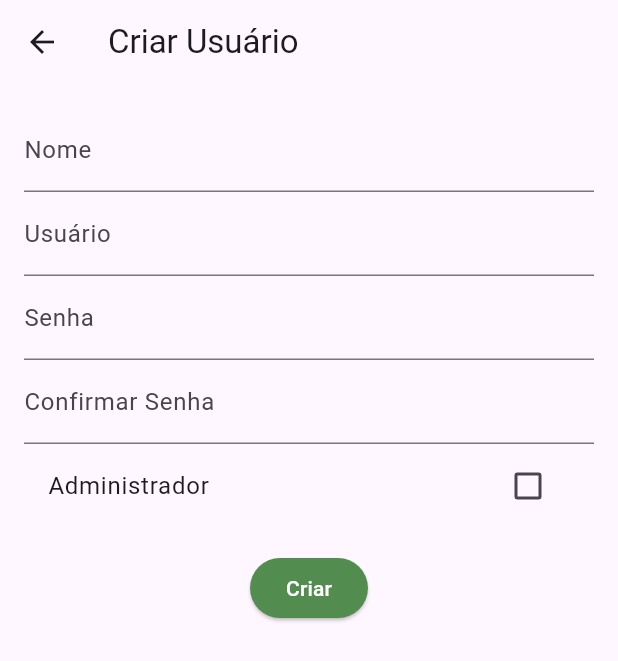
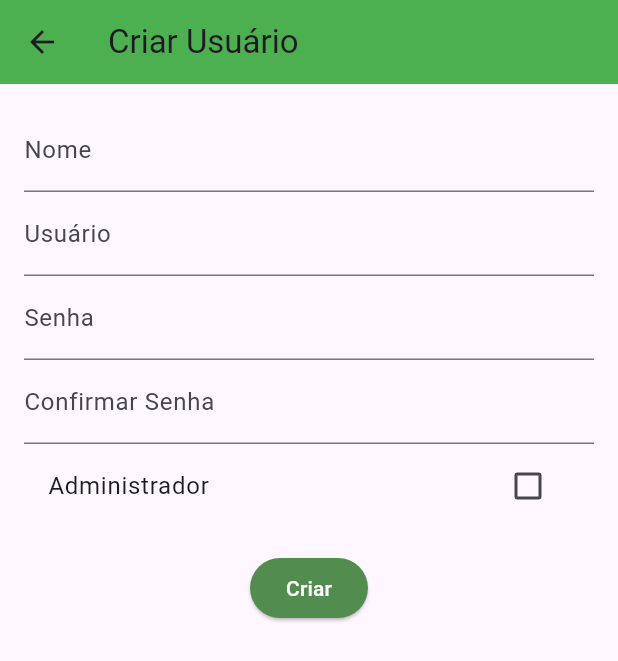
Before and after one commit to MatheusJulidori/SoilCheck_Flutter_APP, a Flutter app: the CreateUser screen opened directly, on a phone screen of 412 x 824 dp. Shown: the top 661 px of the screen. Run offline on Flutter 3.47's test engine with Material 3 defaults, Android fonts, the phone set to English and light mode, and no system bars; our stand-ins replace flutter_dotenv, jwt_decoder, quickalert, shared_preferences; accounts and stored records are empty.

Commit message:
:lipstick: style: Mudar cor do appbar

```diff
--- a/lib/views/user/user_create.dart
+++ b/lib/views/user/user_create.dart
@@ -22,9 +22,11 @@ class _CreateUserState extends State<CreateUser> {
 
   @override
   Widget build(BuildContext context) {
-    return Scaffold(
+    return SafeArea(
+      child: Scaffold(
         appBar: AppBar(
           title: const Text('Criar Usuário'),
+          backgroundColor: Colors.green,
           leading: IconButton(
             icon: const Icon(Icons.arrow_back),
             onPressed: () {
@@ -88,6 +90,7 @@ class _CreateUserState extends State<CreateUser> {
             ),
           ),
         ),
+      ),
     );
   }
 }
```
Lines whose indentation alone changed are shown as unchanged.
